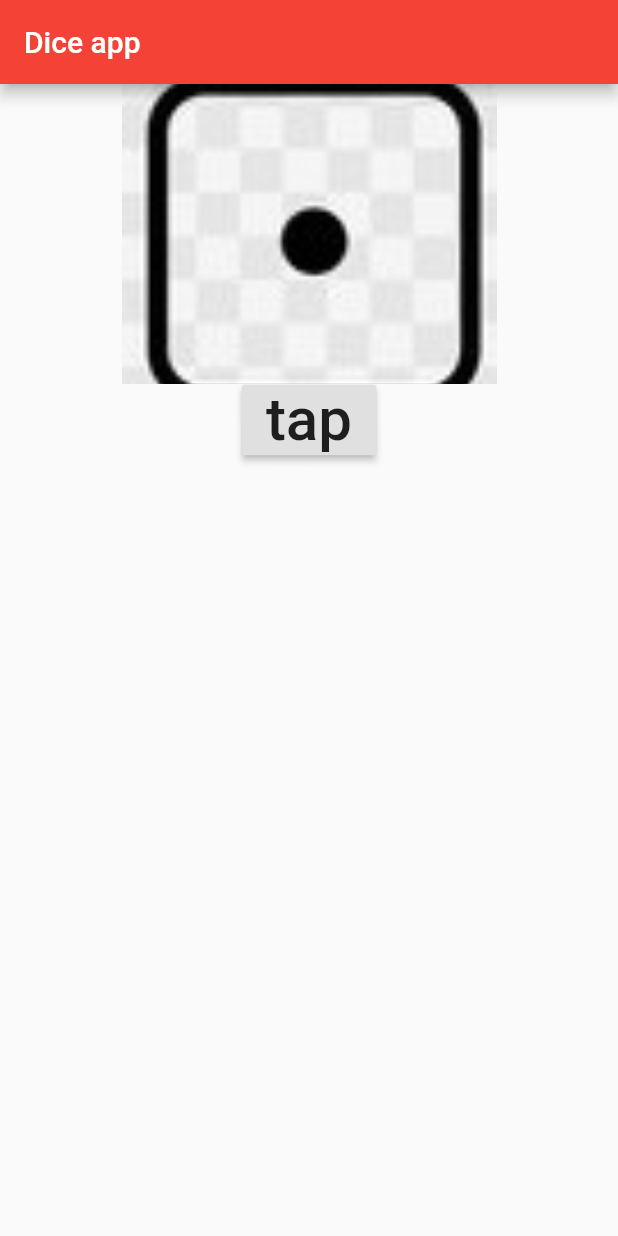
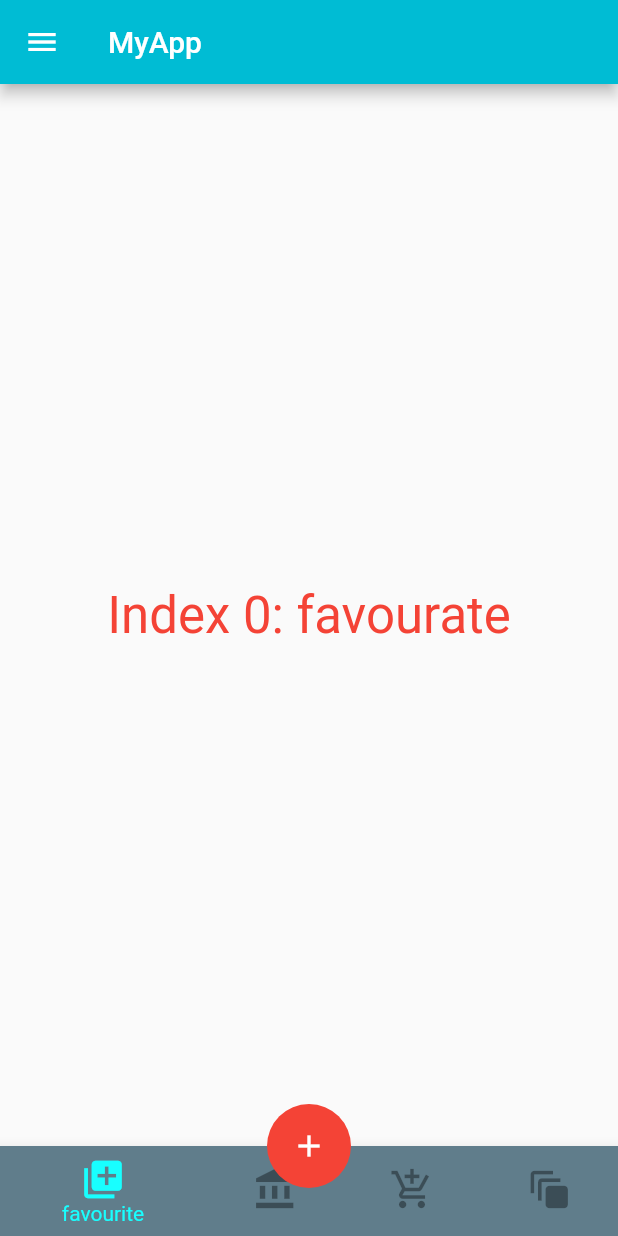
Before and after one commit to 89999892/task.3, a Flutter app: the screen it shows after launch, on a phone screen of 412 x 824 dp. Run offline on Flutter 3.47's test engine with Material 2 defaults, Android fonts, the phone set to English and light mode, and no system bars.

Commit message:
task commit

```diff
--- a/lib/home.dart
+++ b/lib/home.dart
@@ -1,46 +1,131 @@
 import 'package:flutter/cupertino.dart';
 import 'package:flutter/material.dart';
 import 'dart:math';
+
 class Home extends StatefulWidget {
   @override
   _HomeState createState() => _HomeState();
 }
 
 class _HomeState extends State<Home> {
+  int _selstedindex = 0;
+  void _ontaped(int index) {
+    setState(() {
+      _selstedindex = index;
+    });
+  }
+  List<Widget> _widgetOptions = <Widget>[
+    Text(
+      'Index 0: favourate',
+      style: TextStyle(color: Colors.red,fontSize: 34),
 
-  List photos=['assets/images/dice1.jpg','assets/images/dice2.jpg','assets/images/dice3.jpg','assets/images/dice4.jpg'
-  ,'assets/images/dice5.jpg','assets/images/dice6.jpg'];
+    ),
+    Text(
+      'Index 1: Home',
+      style: TextStyle(color: Colors.red,fontSize: 34),
+
+    ),
+    Text(
+      'Index 2: market',
+      style: TextStyle(color: Colors.red,fontSize: 34),
+    ),
+    Text(
+      'Index 3:pages',
+      style: TextStyle(color: Colors.red,fontSize: 34),
+    ),
+  ];
 
   @override
   Widget build(BuildContext context) {
-    Random variable=Random();
-    int x=variable.nextInt(5);
+    return Scaffold(
 
-    return Scaffold(
+      drawer: Drawer(
+        child: ListView(
+
+          children: [
+            DrawerHeader(
+                child: Stack(
+              children: [
+                Container(
+                  color: Colors.blueGrey,
+                ),
+                Center(
+                  child: Container(
+                    width: 100,
+                    decoration: BoxDecoration(
+                        color: Colors.cyan, shape: BoxShape.circle),
+                  ),
+                )
+              ],
+            )),
+            ListTile(
+              title: Text('great'),
+              leading: Icon(Icons.auto_awesome),
+              tileColor: Colors.blueGrey,
+              onTap: (){
+                Navigator.pop(context);
+              },
+            ),
+            Container(width: double.infinity,height: 3,),
+            ListTile(
+              title: Text('cool'),
+              leading: Icon(Icons.ac_unit_outlined),
+              tileColor: Colors.blueGrey,
+              onTap: (){
+                Navigator.pop(context);
+              },
+            ),
+            Container(width: double.infinity,height: 3,),
+            ListTile(
+              title: Text('fly'),
+              leading: Icon(Icons.airplanemode_on),
+              tileColor: Colors.blueGrey,
+              onTap: (){
+                Navigator.pop(context);
+              },
+            ),
+          ],
+        ),
+      ),
       appBar: AppBar(
-        title: Text('Dice app'),
+        title: Text('MyApp'),
+        backgroundColor: Colors.cyan,
+      ),
+      floatingActionButton: FloatingActionButton(
+        elevation: 0,
+        child: Icon(Icons.add),
         backgroundColor: Colors.red,
+        onPressed: () {},
+      ),
+      floatingActionButtonLocation: FloatingActionButtonLocation.centerDocked,
+      bottomNavigationBar: BottomNavigationBar(
+        iconSize: 30,
+        selectedItemColor: Colors.cyanAccent,
+        unselectedItemColor: Colors.black38,
+        onTap: _ontaped,
+        items: [
+          BottomNavigationBarItem(
+              icon: Icon(Icons.add_to_photos),
+              label: 'favourite',
+              backgroundColor: Colors.blueGrey),
+          BottomNavigationBarItem(
+              icon: Icon(Icons.account_balance),
+              label: 'home',
+              backgroundColor: Colors.blueGrey),
+          BottomNavigationBarItem(
+              icon: Icon(Icons.add_shopping_cart_outlined),
+              label: 'market',
+              backgroundColor: Colors.blueGrey),
+          BottomNavigationBarItem(
+              icon: Icon(Icons.auto_awesome_motion),
+              label: 'pages',
+              backgroundColor: Colors.blueGrey),
+        ],
+        currentIndex: _selstedindex,
       ),
       body: Center(
-          child: Column(
-            children: [
-              Container(
-                height: 200,
-                width: 250,
-                decoration: BoxDecoration(image: DecorationImage(image: ExactAssetImage(photos[x]),fit: BoxFit.cover)),
-
-              ),
-              RaisedButton(
-                child: Text("tap",style: TextStyle(fontSize: 40),),
-                  onPressed: (){
-                  setState(() {
-                    x= variable.nextInt(5);
-                  });
-
-                  })
-            ],
-          ),
-        ),
+        child: _widgetOptions[_selstedindex]
+      ),
     );
   }
 }
```
